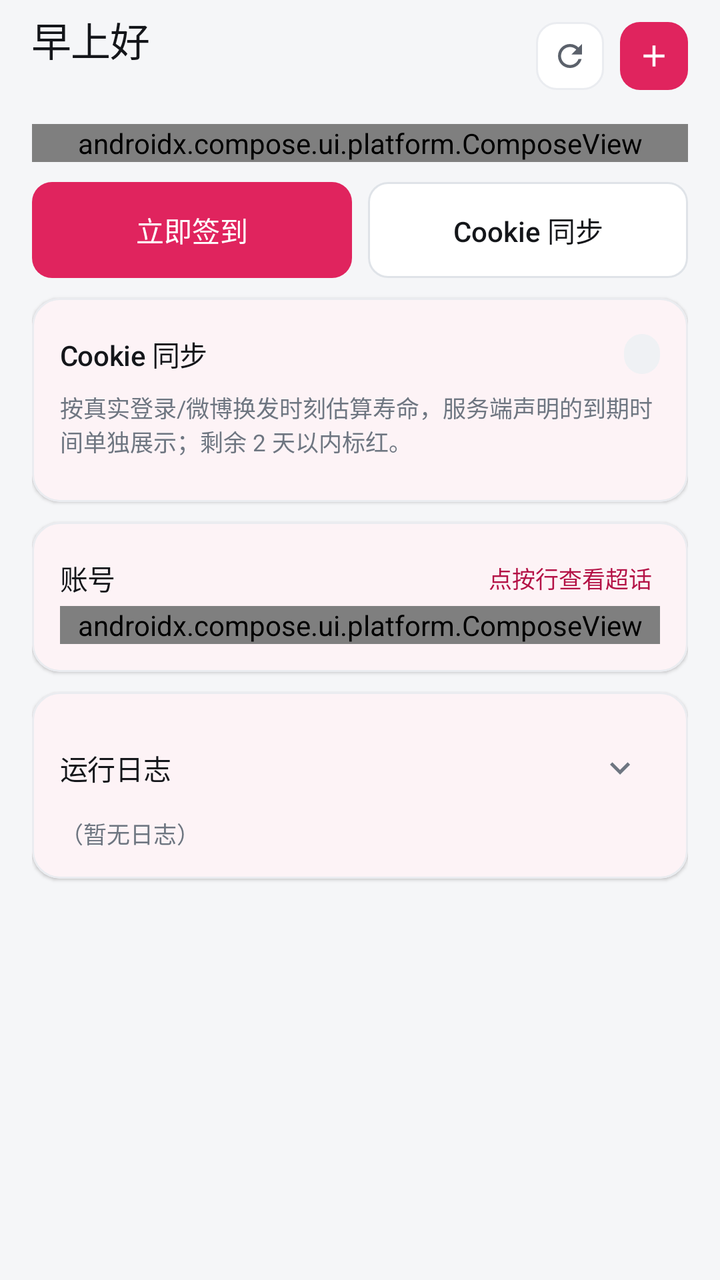
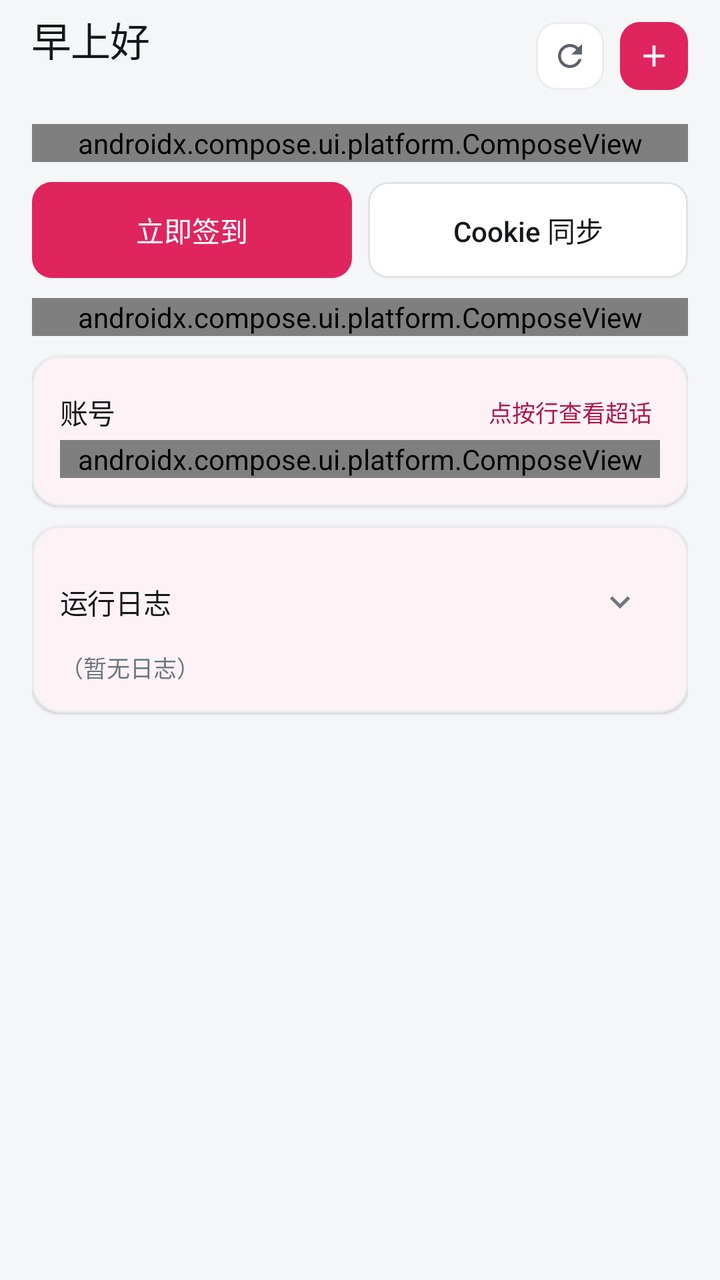

Compare the two renders of this Android layout. The source of the first and the diff that turns it into the second are given below.
<!-- AndroidManifest.xml: application theme Theme.Wcm -->
<!-- res/layout/fragment_home.xml -->
<?xml version="1.0" encoding="utf-8"?>
<ScrollView xmlns:android="http://schemas.android.com/apk/res/android"
    xmlns:app="http://schemas.android.com/apk/res-auto"
    xmlns:tools="http://schemas.android.com/tools"
    android:layout_width="match_parent"
    android:layout_height="match_parent"
    android:fillViewport="true"
    android:scrollbars="none">

    <LinearLayout style="@style/Widget.Wcm.Page">

        
        <LinearLayout style="@style/Widget.Wcm.AppBar">

            <LinearLayout
                android:layout_width="0dp"
                android:layout_height="wrap_content"
                android:layout_weight="1"
                android:orientation="vertical">

                <TextView
                    android:id="@+id/tvGreeting"
                    style="@style/Widget.Wcm.Text.Display"
                    android:text="@string/greeting_morning" />

                <TextView
                    android:id="@+id/tvToday"
                    style="@style/Widget.Wcm.Text.Hint"
                    android:layout_marginTop="1dp" />
            </LinearLayout>

            
            <ImageButton
                android:id="@+id/btnRefreshTopics"
                style="@style/Widget.Wcm.IconButton"
                android:contentDescription="@string/btn_refresh_topics"
                android:src="@drawable/ic_refresh"
                app:tint="@color/ink_2" />

            
            <ImageButton
                android:id="@+id/btnAdd"
                style="@style/Widget.Wcm.IconButton"
                android:layout_marginStart="@dimen/sp_2"
                android:background="@drawable/bg_icon_button_brand"
                android:contentDescription="@string/cd_add_account"
                android:src="@drawable/ic_add"
                app:tint="@color/brand_on" />
        </LinearLayout>

        
        <androidx.compose.ui.platform.ComposeView
            android:id="@+id/heroCompose"
            android:layout_width="match_parent"
            android:layout_height="wrap_content"
            android:layout_marginTop="@dimen/card_gap" />

        
        <LinearLayout
            android:id="@+id/actionRow"
            android:layout_width="match_parent"
            android:layout_height="wrap_content"
            android:layout_marginTop="@dimen/card_gap"
            android:baselineAligned="false"
            android:orientation="horizontal">

            <com.google.android.material.button.MaterialButton
                android:id="@+id/btnCheckin"
                style="@style/Widget.Wcm.Button.Primary.Large"
                android:layout_width="0dp"
                android:layout_weight="1"
                android:text="@string/btn_checkin" />

            <com.google.android.material.button.MaterialButton
                android:id="@+id/btnSync"
                style="@style/Widget.Wcm.Button.Secondary.Large"
                android:layout_width="0dp"
                android:layout_marginStart="@dimen/sp_2"
                android:layout_weight="1"
                android:text="@string/btn_sync" />
        </LinearLayout>

        
        <com.google.android.material.card.MaterialCardView
            android:id="@+id/syncCard"
            style="@style/Widget.Wcm.Card">

            <LinearLayout style="@style/Widget.Wcm.CardContent">

                <LinearLayout style="@style/Widget.Wcm.CardHead">

                    <TextView
                        android:id="@+id/tvSyncTitle"
                        style="@style/Widget.Wcm.Text.SectionTitle"
                        android:layout_width="0dp"
                        android:layout_weight="1"
                        android:text="@string/sync_card_title" />

                    <TextView
                        android:id="@+id/tvSyncPill"
                        style="@style/Widget.Wcm.Pill.Neutral"
                        android:layout_height="@dimen/pill_height_sm"
                        android:textSize="11sp" />
                </LinearLayout>

                <TextView
                    android:id="@+id/tvSyncHint"
                    style="@style/Widget.Wcm.Text.Hint"
                    android:layout_marginTop="@dimen/sp_1"
                    android:text="@string/sync_card_hint" />

                <LinearLayout
                    android:id="@+id/cookieList"
                    android:layout_width="match_parent"
                    android:layout_height="wrap_content"
                    android:layout_marginTop="@dimen/sp_2"
                    android:orientation="vertical" />

                <TextView
                    android:id="@+id/tvSyncConfig"
                    style="@style/Widget.Wcm.Text.Link"
                    android:layout_marginTop="@dimen/sp_2"
                    android:text="@string/sync_card_config"
                    android:visibility="gone" />
            </LinearLayout>
        </com.google.android.material.card.MaterialCardView>

        
        <com.google.android.material.card.MaterialCardView
            style="@style/Widget.Wcm.Card">

            <LinearLayout style="@style/Widget.Wcm.CardContent">

                <LinearLayout style="@style/Widget.Wcm.CardHead">

                    <TextView
                        android:id="@+id/tvAccountsTitle"
                        style="@style/Widget.Wcm.Text.SectionTitle"
                        android:layout_width="0dp"
                        android:layout_weight="1"
                        android:text="@string/accounts_label" />

                    <TextView
                        style="@style/Widget.Wcm.Text.Link"
                        android:text="@string/home_row_hint_short" />
                </LinearLayout>

                <androidx.compose.ui.platform.ComposeView
                    android:id="@+id/accountCompose"
                    android:layout_width="match_parent"
                    android:layout_height="wrap_content" />
            </LinearLayout>
        </com.google.android.material.card.MaterialCardView>

        
        <com.google.android.material.card.MaterialCardView
            style="@style/Widget.Wcm.Card">

            <LinearLayout style="@style/Widget.Wcm.CardContent">

                <LinearLayout
                    android:id="@+id/logHeader"
                    style="@style/Widget.Wcm.LogHeader"
                    android:contentDescription="@string/cd_log_collapsed">

                    <TextView
                        style="@style/Widget.Wcm.Text.SectionTitle"
                        android:layout_width="0dp"
                        android:layout_weight="1"
                        android:text="@string/log_label" />

                    <ImageButton
                        android:id="@+id/btnLogToggle"
                        style="@style/Widget.Wcm.IconButton.Row"
                        android:clickable="false"
                        android:focusable="false"
                        android:importantForAccessibility="no"
                        android:src="@drawable/ic_expand_more"
                        app:tint="@color/ink_3" />
                </LinearLayout>

                <TextView
                    android:id="@+id/tvLogSummary"
                    style="@style/Widget.Wcm.Text.Hint.SingleLine"
                    android:text="@string/log_empty" />

                
                <ScrollView
                    android:id="@+id/logScroll"
                    style="@style/Widget.Wcm.LogScroll"
                    android:visibility="gone"
                    tools:ignore="NestedScrolling">

                    <TextView
                        android:id="@+id/logView"
                        style="@style/Widget.Wcm.Text.Log"
                        android:text="@string/log_empty" />
                </ScrollView>
            </LinearLayout>
        </com.google.android.material.card.MaterialCardView>
    </LinearLayout>
</ScrollView>
<!-- resources referenced by this layout -->
<resources>
  <color name="brand_on">#FFFFFF</color>
  <color name="ink_2">#5B616B</color>
  <color name="ink_3">#6E7681</color>
  <dimen name="card_gap">10dp</dimen>
  <dimen name="pill_height_sm">20dp</dimen>
  <dimen name="sp_1">4dp</dimen>
  <dimen name="sp_2">8dp</dimen>
  <string name="accounts_label">账号</string>
  <string name="btn_checkin">立即签到</string>
  <string name="btn_refresh_topics">刷新超话</string>
  <string name="btn_sync">Cookie 同步</string>
  <string name="cd_add_account">添加账号</string>
  <string name="cd_log_collapsed">运行日志，已收起，点按展开</string>
  <string name="greeting_morning">早上好</string>
  <string name="home_row_hint_short">点按行查看超话</string>
  <string name="log_empty">（暂无日志）</string>
  <string name="log_label">运行日志</string>
  <string name="sync_card_config">去设置配置面板 ›</string>
  <string name="sync_card_hint">按真实登录/微博换发时刻估算寿命，服务端声明的到期时间单独展示；剩余 2 天以内标红。</string>
  <string name="sync_card_title">Cookie 同步</string>
  <style name="Widget.Wcm.Pill.Neutral" parent="Widget.Wcm.Pill">
          <item name="android:background">@drawable/bg_pill_neutral</item>
          <item name="android:textColor">@color/ink_2</item>
      </style>
  <color name="brand">#E0245E</color>
  <dimen name="radius_s">10dp</dimen>
  <dimen name="appbar_height">48dp</dimen>
  <dimen name="touch_min">48dp</dimen>
  <style name="TextAppearance.Wcm.Button.Large" parent="TextAppearance.Wcm.Button">
          <item name="android:textSize">14sp</item>
      </style>
  <dimen name="card_radius">14dp</dimen>
  <color name="surface">#FFFFFF</color>
  <color name="line">#EAECF0</color>
  <dimen name="card_padding">14dp</dimen>
  <dimen name="appbar_icon_button">34dp</dimen>
  <dimen name="log_window_height">200dp</dimen>
  <dimen name="page_padding_horizontal">16dp</dimen>
  <dimen name="page_padding_top">4dp</dimen>
  <dimen name="page_padding_bottom">24dp</dimen>
  <style name="Widget.Wcm.Pill" parent="">
          <item name="android:layout_width">wrap_content</item>
          <item name="android:layout_height">@dimen/pill_height</item>
          <item name="android:gravity">center</item>
          <item name="android:paddingStart">@dimen/pill_padding_horizontal</item>
          <item name="android:paddingEnd">@dimen/pill_padding_horizontal</item>
          <item name="android:textAppearance">@style/TextAppearance.Wcm.Pill</item>
          <item name="android:maxLines">1</item>
          <item name="android:includeFontPadding">false</item>
          <item name="android:clickable">false</item>
          <item name="android:focusable">false</item>
      </style>
  <!-- drawable bg_pill_neutral (drawable) -->
  <?xml version="1.0" encoding="utf-8"?>
  <shape xmlns:android="http://schemas.android.com/apk/res/android"
      android:shape="rectangle">
      <solid android:color="@color/surface_3" />
      <corners android:radius="@dimen/radius_full" />
  </shape>
  <color name="ink">#14161A</color>
  <color name="brand_strong">#B41246</color>
  <color name="brand_soft">#FDECF1</color>
  <color name="bg">#F5F6F8</color>
  <color name="surface_2">#F7F8FA</color>
  <color name="surface_3">#EFF1F4</color>
  <color name="line_2">#DFE3E8</color>
  <color name="danger">#B42318</color>
  <color name="danger_soft">#FDECEA</color>
  <color name="danger_text">#B42318</color>
  <dimen name="btn_height">44dp</dimen>
  <dimen name="icon_size_small">20dp</dimen>
  <dimen name="sp_3">12dp</dimen>
  <dimen name="pill_height">23dp</dimen>
  <dimen name="pill_padding_horizontal">9dp</dimen>
  <style name="TextAppearance.Wcm.Pill" parent="TextAppearance.Material3.LabelMedium">
          <item name="android:textSize">11.5sp</item>
          <item name="android:fontFamily">sans-serif-medium</item>
          <item name="android:letterSpacing">0</item>
      </style>
  <dimen name="radius_full">999dp</dimen>
  <color name="console_ink">#C8D0DB</color>
  <dimen name="radius_m">14dp</dimen>
  <dimen name="radius_l">18dp</dimen>
  <color name="console_bg">#0E1116</color>
  <dimen name="radius_xl">24dp</dimen>
  <!-- unchanged entries left out for length: 37 -->
</resources>

<!-- the commit's change to res/layout/fragment_home.xml (unified diff, before → after) -->
@@ -81,49 +81,11 @@
         </LinearLayout>
 
         
-        <com.google.android.material.card.MaterialCardView
-            android:id="@+id/syncCard"
-            style="@style/Widget.Wcm.Card">
-
-            <LinearLayout style="@style/Widget.Wcm.CardContent">
-
-                <LinearLayout style="@style/Widget.Wcm.CardHead">
-
-                    <TextView
-                        android:id="@+id/tvSyncTitle"
-                        style="@style/Widget.Wcm.Text.SectionTitle"
-                        android:layout_width="0dp"
-                        android:layout_weight="1"
-                        android:text="@string/sync_card_title" />
-
-                    <TextView
-                        android:id="@+id/tvSyncPill"
-                        style="@style/Widget.Wcm.Pill.Neutral"
-                        android:layout_height="@dimen/pill_height_sm"
-                        android:textSize="11sp" />
-                </LinearLayout>
-
-                <TextView
-                    android:id="@+id/tvSyncHint"
-                    style="@style/Widget.Wcm.Text.Hint"
-                    android:layout_marginTop="@dimen/sp_1"
-                    android:text="@string/sync_card_hint" />
-
-                <LinearLayout
-                    android:id="@+id/cookieList"
-                    android:layout_width="match_parent"
-                    android:layout_height="wrap_content"
-                    android:layout_marginTop="@dimen/sp_2"
-                    android:orientation="vertical" />
-
-                <TextView
-                    android:id="@+id/tvSyncConfig"
-                    style="@style/Widget.Wcm.Text.Link"
-                    android:layout_marginTop="@dimen/sp_2"
-                    android:text="@string/sync_card_config"
-                    android:visibility="gone" />
-            </LinearLayout>
-        </com.google.android.material.card.MaterialCardView>
+        <androidx.compose.ui.platform.ComposeView
+            android:id="@+id/cookieCompose"
+            android:layout_width="match_parent"
+            android:layout_height="wrap_content"
+            android:layout_marginTop="@dimen/card_gap" />
 
         
         <com.google.android.material.card.MaterialCardView
<!-- resource entries referenced after the edit -->
@@ -4,7 +4,6 @@
   <color name="ink_2">#5B616B</color>
   <color name="ink_3">#6E7681</color>
   <dimen name="card_gap">10dp</dimen>
-  <dimen name="pill_height_sm">20dp</dimen>
   <dimen name="sp_1">4dp</dimen>
   <dimen name="sp_2">8dp</dimen>
   <string name="accounts_label">账号</string>
@@ -17,13 +16,6 @@
   <string name="home_row_hint_short">点按行查看超话</string>
   <string name="log_empty">（暂无日志）</string>
   <string name="log_label">运行日志</string>
-  <string name="sync_card_config">去设置配置面板 ›</string>
-  <string name="sync_card_hint">按真实登录/微博换发时刻估算寿命，服务端声明的到期时间单独展示；剩余 2 天以内标红。</string>
-  <string name="sync_card_title">Cookie 同步</string>
-  <style name="Widget.Wcm.Pill.Neutral" parent="Widget.Wcm.Pill">
-          <item name="android:background">@drawable/bg_pill_neutral</item>
-          <item name="android:textColor">@color/ink_2</item>
-      </style>
   <color name="brand">#E0245E</color>
   <dimen name="radius_s">10dp</dimen>
   <dimen name="appbar_height">48dp</dimen>
@@ -40,25 +32,6 @@
   <dimen name="page_padding_horizontal">16dp</dimen>
   <dimen name="page_padding_top">4dp</dimen>
   <dimen name="page_padding_bottom">24dp</dimen>
-  <style name="Widget.Wcm.Pill" parent="">
-          <item name="android:layout_width">wrap_content</item>
-          <item name="android:layout_height">@dimen/pill_height</item>
-          <item name="android:gravity">center</item>
-          <item name="android:paddingStart">@dimen/pill_padding_horizontal</item>
-          <item name="android:paddingEnd">@dimen/pill_padding_horizontal</item>
-          <item name="android:textAppearance">@style/TextAppearance.Wcm.Pill</item>
-          <item name="android:maxLines">1</item>
-          <item name="android:includeFontPadding">false</item>
-          <item name="android:clickable">false</item>
-          <item name="android:focusable">false</item>
-      </style>
-  <!-- drawable bg_pill_neutral (drawable) -->
-  <?xml version="1.0" encoding="utf-8"?>
-  <shape xmlns:android="http://schemas.android.com/apk/res/android"
-      android:shape="rectangle">
-      <solid android:color="@color/surface_3" />
-      <corners android:radius="@dimen/radius_full" />
-  </shape>
   <color name="ink">#14161A</color>
   <color name="brand_strong">#B41246</color>
   <color name="brand_soft">#FDECF1</color>
@@ -72,14 +45,6 @@
   <dimen name="btn_height">44dp</dimen>
   <dimen name="icon_size_small">20dp</dimen>
   <dimen name="sp_3">12dp</dimen>
-  <dimen name="pill_height">23dp</dimen>
-  <dimen name="pill_padding_horizontal">9dp</dimen>
-  <style name="TextAppearance.Wcm.Pill" parent="TextAppearance.Material3.LabelMedium">
-          <item name="android:textSize">11.5sp</item>
-          <item name="android:fontFamily">sans-serif-medium</item>
-          <item name="android:letterSpacing">0</item>
-      </style>
-  <dimen name="radius_full">999dp</dimen>
   <color name="console_ink">#C8D0DB</color>
   <dimen name="radius_m">14dp</dimen>
   <dimen name="radius_l">18dp</dimen>
